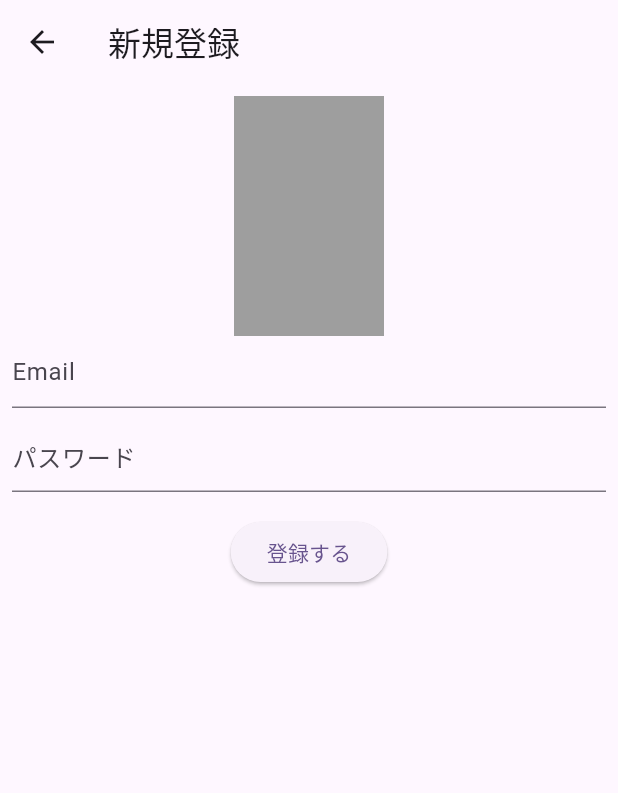
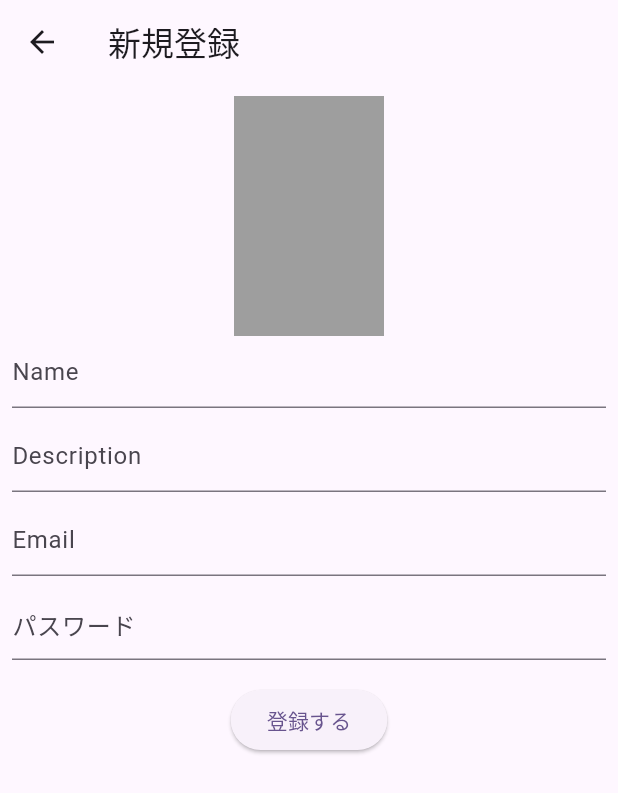
Before and after one commit to daichi-miyajima/instagram_app, a Flutter app: the RegisterPage screen opened directly, on a phone screen of 412 x 824 dp. Shown: the top 793 px of the screen. Run offline on Flutter 3.47's test engine with Material 3 defaults, Android fonts, the phone set to English and light mode, and no system bars; our stand-ins replace cloud_firestore, firebase_auth, firebase_core, firebase_storage, image_picker; accounts and stored records are empty.

Commit message:
registerの時のinputにNameとdescriptionを追加

```diff
--- a/lib/register/register_model.dart
+++ b/lib/register/register_model.dart
@@ -7,13 +7,20 @@ import 'package:flutter/material.dart';
 import 'package:image_picker/image_picker.dart';
 
 class RegisterModel extends ChangeNotifier {
-  final titleController = TextEditingController();
-  final authorController = TextEditingController();
+  // input項目を受け取る
+  final nameController = TextEditingController();
+  final descriptionController = TextEditingController();
+  final emailController = TextEditingController();
+  final passwordController = TextEditingController();
 
+  // フィールド
+  String? name;
+  String? description;
   File? imageFile;
   String? email;
   String? password;
 
+  // ローディング
   bool isLoading = false;
 
   void startLoading() {
@@ -34,6 +41,17 @@ class RegisterModel extends ChangeNotifier {
       imageFile = File(pickedFile.path);
       notifyListeners();
     }
+  }
+
+  // onChanegedでset関数を走らせる
+  void setName(String name) {
+    this.name = name;
+    notifyListeners();
+  }
+
+  void setDescription(String description) {
+    this.description = description;
+    notifyListeners();
   }
 
   void setEmail(String email) {
@@ -59,9 +77,11 @@ class RegisterModel extends ChangeNotifier {
       imageURL = await task.ref.getDownloadURL();
     }
 
-    // emailとパスワード
-    this.email = titleController.text;
-    this.password = authorController.text;
+    // inputされた値をregisterモデルのフィールドにセット
+    this.name = nameController.text;
+    this.description = descriptionController.text;
+    this.email = emailController.text;
+    this.password = passwordController.text;
 
     if (email != null && password != null) {
       // firebase authでユーザー作成
@@ -77,6 +97,8 @@ class RegisterModel extends ChangeNotifier {
         // 管理画面にpassword見れちゃいけない
         await doc.set({
           'uid': uid,
+          'name': name,
+          'description': description,
           'imageURL': imageURL,
           'email': email,
         });
--- a/lib/register/register_page.dart
+++ b/lib/register/register_page.dart
@@ -36,7 +36,31 @@ class RegisterPage extends StatelessWidget {
                         ),
                       ),
                       TextField(
-                        controller: model.titleController,
+                        controller: model.nameController,
+                        decoration: InputDecoration(
+                          hintText: 'Name',
+                        ),
+                        onChanged: (text) {
+                          model.setName(text);
+                        },
+                      ),
+                      SizedBox(
+                        height: 8,
+                      ),
+                      TextField(
+                        controller: model.descriptionController,
+                        decoration: InputDecoration(
+                          hintText: 'Description',
+                        ),
+                        onChanged: (text) {
+                          model.setDescription(text);
+                        },
+                      ),
+                      SizedBox(
+                        height: 8,
+                      ),
+                      TextField(
+                        controller: model.emailController,
                         decoration: InputDecoration(
                           hintText: 'Email',
                         ),
@@ -48,13 +72,14 @@ class RegisterPage extends StatelessWidget {
                         height: 8,
                       ),
                       TextField(
-                        controller: model.authorController,
+                        controller: model.passwordController,
                         decoration: InputDecoration(
                           hintText: 'パスワード',
                         ),
                         onChanged: (text) {
                           model.setPassword(text);
                         },
+                        obscureText: true,
                       ),
                       SizedBox(
                         height: 16,
```
Also changed, not shown: lib/mypage/my_page.dart (+9 -1 lines).
